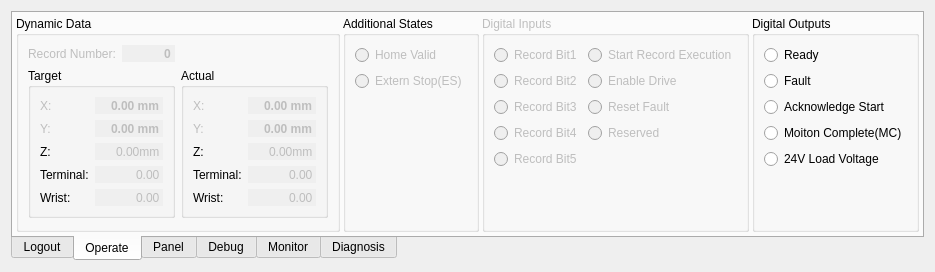
ww4u/mct-t4, file source/plugin/t4/t4oppanel.ui: the form before one commit.
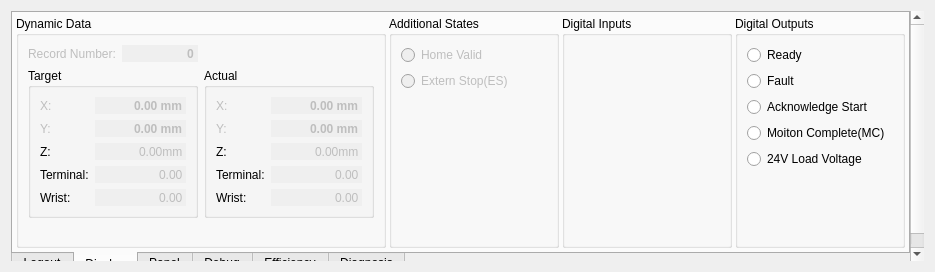
The form after the commit. The open tabs and pages were chosen to show the change. Icons and pictures are not drawn. Custom widgets are drawn as their Qt base class.

The edit to the form file:
```diff
--- a/source/plugin/t4/t4oppanel.ui
+++ b/source/plugin/t4/t4oppanel.ui
@@ -33,8 +33,8 @@
        <rect>
         <x>0</x>
         <y>0</y>
-        <width>1055</width>
-        <height>237</height>
+        <width>900</width>
+        <height>259</height>
        </rect>
       </property>
       <layout class="QHBoxLayout" name="horizontalLayout">
@@ -112,7 +112,7 @@
          </widget>
          <widget class="QWidget" name="tab">
           <attribute name="title">
-           <string>Operate</string>
+           <string>Display</string>
           </attribute>
           <layout class="QHBoxLayout" name="horizontalLayout_6">
            <property name="spacing">
@@ -711,81 +711,83 @@
            <item>
             <widget class="QGroupBox" name="groupBox">
              <property name="enabled">
-              <bool>false</bool>
+              <bool>true</bool>
              </property>
              <property name="title">
               <string>Digital Inputs</string>
              </property>
-             <layout class="QGridLayout" name="gridLayout_3">
-              <item row="2" column="2">
-               <widget class="QRadioButton" name="radioButton_11">
-                <property name="sizePolicy">
-                 <sizepolicy hsizetype="Minimum" vsizetype="Preferred">
-                  <horstretch>0</horstretch>
-                  <verstretch>0</verstretch>
-                 </sizepolicy>
+             <layout class="QVBoxLayout" name="verticalLayout_4">
+              <item>
+               <widget class="IoState" name="DIN1" native="true">
+                <property name="minimumSize">
+                 <size>
+                  <width>0</width>
+                  <height>21</height>
+                 </size>
                 </property>
-                <property name="text">
-                 <string>Enable Drive</string>
+               </widget>
+              </item>
+              <item>
+               <widget class="IoState" name="DIN2" native="true">
+                <property name="minimumSize">
+                 <size>
+                  <width>0</width>
+                  <height>22</height>
+                 </size>
                 </property>
                </widget>
               </item>
-              <item row="3" column="2">
-               <widget class="QRadioButton" name="radioButton_12">
-                <property name="sizePolicy">
-                 <sizepolicy hsizetype="Minimum" vsizetype="Preferred">
-                  <horstretch>0</horstretch>
-                  <verstretch>0</verstretch>
-                 </sizepolicy>
+              <item>
+               <widget class="IoState" name="DIN3" native="true">
+                <property name="minimumSize">
+                 <size>
+                  <width>0</width>
+                  <height>22</height>
+                 </size>
                 </property>
-                <property name="text">
-                 <string>Reset Fault</string>
+               </widget>
+              </item>
+              <item>
+               <widget class="IoState" name="DIN4" native="true">
+                <property name="minimumSize">
+                 <size>
+                  <width>0</width>
+                  <height>22</height>
+                 </size>
                 </property>
                </widget>
               </item>
-              <item row="0" column="2">
-               <widget class="QRadioButton" name="radioButton_10">
-                <property name="sizePolicy">
-                 <sizepolicy hsizetype="Minimum" vsizetype="Preferred">
-                  <horstretch>0</horstretch>
-                  <verstretch>0</verstretch>
-                 </sizepolicy>
+              <item>
+               <widget class="IoState" name="DIN5" native="true">
+                <property name="minimumSize">
+                 <size>
+                  <width>0</width>
+                  <height>22</height>
+                 </size>
                 </property>
-                <property name="text">
-                 <string>Start Record Execution</string>
-                </property>
                </widget>
               </item>
-              <item row="5" column="0" colspan="2">
-               <widget class="QRadioButton" name="radioButton_8">
-                <property name="sizePolicy">
-                 <sizepolicy hsizetype="Minimum" vsizetype="Preferred">
-                  <horstretch>0</horstretch>
-                  <verstretch>0</verstretch>
-                 </sizepolicy>
+              <item>
+               <widget class="IoState" name="START" native="true">
+                <property name="minimumSize">
+                 <size>
+                  <width>0</width>
+                  <height>22</height>
+                 </size>
                 </property>
-                <property name="text">
-                 <string>Record Bit5</string>
-                </property>
                </widget>
               </item>
-              <item row="4" column="0" colspan="2">
-               <widget class="QRadioButton" name="radioButton_4">
-                <property name="sizePolicy">
-                 <sizepolicy hsizetype="Minimum" vsizetype="Preferred">
-                  <horstretch>0</horstretch>
-                  <verstretch>0</verstretch>
-                 </sizepolicy>
+              <item>
+               <widget class="IoState" name="RESET" native="true">
+                <property name="minimumSize">
+                 <size>
+                  <width>0</width>
+                  <height>22</height>
+                 </size>
                 </property>
-                <property name="text">
-                 <string>Record Bit4</string>
-                </property>
-                <property name="autoExclusive">
-                 <bool>false</bool>
-                </property>
                </widget>
               </item>
-              <item row="7" column="0">
+              <item>
                <spacer name="verticalSpacer_3">
                 <property name="orientation">
                  <enum>Qt::Vertical</enum>
@@ -798,67 +800,6 @@
                 </property>
                </spacer>
               </item>
-              <item row="3" column="0" colspan="2">
-               <widget class="QRadioButton" name="radioButton_3">
-                <property name="sizePolicy">
-                 <sizepolicy hsizetype="Minimum" vsizetype="Preferred">
-                  <horstretch>0</horstretch>
-                  <verstretch>0</verstretch>
-                 </sizepolicy>
-                </property>
-                <property name="text">
-                 <string>Record Bit3</string>
-                </property>
-                <property name="autoExclusive">
-                 <bool>false</bool>
-                </property>
-               </widget>
-              </item>
-              <item row="0" column="0" colspan="2">
-               <widget class="QRadioButton" name="radioButton">
-                <property name="sizePolicy">
-                 <sizepolicy hsizetype="Minimum" vsizetype="Preferred">
-                  <horstretch>0</horstretch>
-                  <verstretch>0</verstretch>
-                 </sizepolicy>
-                </property>
-                <property name="text">
-                 <string>Record Bit1</string>
-                </property>
-                <property name="autoExclusive">
-                 <bool>false</bool>
-                </property>
-               </widget>
-              </item>
-              <item row="2" column="0" colspan="2">
-               <widget class="QRadioButton" name="radioButton_2">
-                <property name="sizePolicy">
-                 <sizepolicy hsizetype="Minimum" vsizetype="Preferred">
-                  <horstretch>0</horstretch>
-                  <verstretch>0</verstretch>
-                 </sizepolicy>
-                </property>
-                <property name="text">
-                 <string>Record Bit2</string>
-                </property>
-                <property name="autoExclusive">
-                 <bool>false</bool>
-                </property>
-               </widget>
-              </item>
-              <item row="4" column="2">
-               <widget class="QRadioButton" name="radioButton_9">
-                <property name="sizePolicy">
-                 <sizepolicy hsizetype="Minimum" vsizetype="Preferred">
-                  <horstretch>0</horstretch>
-                  <verstretch>0</verstretch>
-                 </sizepolicy>
-                </property>
-                <property name="text">
-                 <string>Reserved</string>
-                </property>
-               </widget>
-              </item>
              </layout>
             </widget>
            </item>
@@ -1940,7 +1881,7 @@
            <enum>Qt::DefaultContextMenu</enum>
           </property>
           <attribute name="title">
-           <string>Monitor</string>
+           <string>Efficiency</string>
           </attribute>
           <layout class="QVBoxLayout" name="verticalLayout_2">
            <property name="spacing">
@@ -2163,6 +2104,12 @@
    <header location="global">megasplinechart.h</header>
    <container>1</container>
   </customwidget>
+  <customwidget>
+   <class>IoState</class>
+   <extends>QWidget</extends>
+   <header>iostate.h</header>
+   <container>1</container>
+  </customwidget>
  </customwidgets>
  <resources>
   <include location="../../../res/res.qrc"/>
```
Left out of the diff: 4 changed lines with no effect on the pictures.
